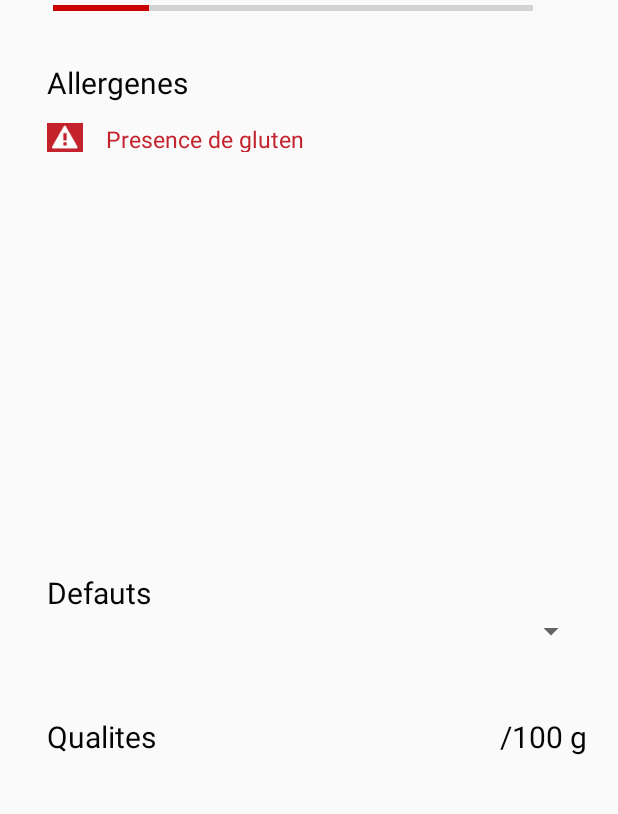
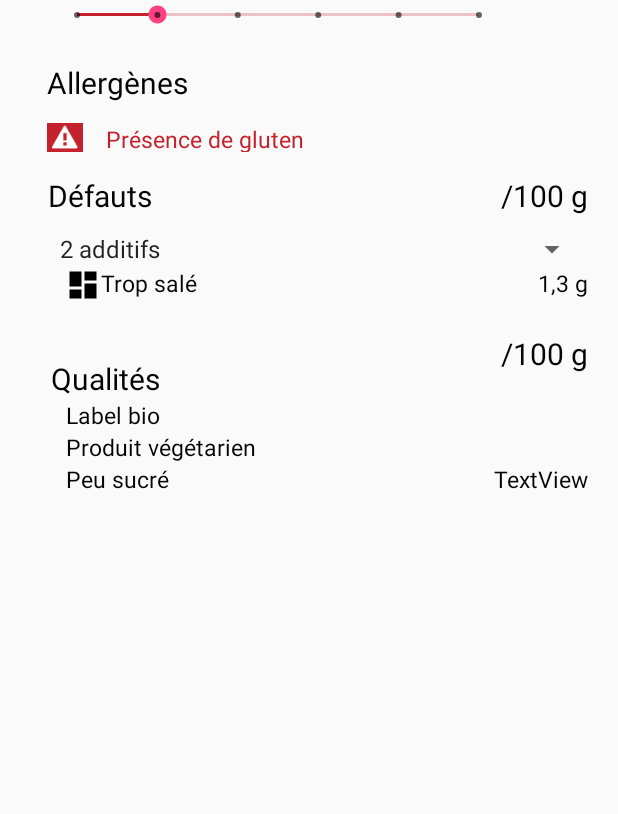
Before and after one commit to oliviacaraiman/IHM, an Android app: the fragment DetailsProduits shown on its own in the app's theme, on a phone screen of 412 x 824 dp, the part 274-1088 px from its top. Run offline under Robolectric (Android 15) with nearby library versions, the phone set to English and light mode, and no system bars.

Commit message:
moddif details produits

```diff
--- a/app/src/main/java/com/example/olivi/ihm/DetailsProduits.java
+++ b/app/src/main/java/com/example/olivi/ihm/DetailsProduits.java
@@ -3,13 +3,19 @@ package com.example.olivi.ihm;
 
 import android.os.Bundle;
 import android.support.v4.app.Fragment;
+import android.support.v4.app.ListFragment;
 import android.support.v7.widget.AppCompatButton;
 import android.support.v7.widget.AppCompatImageButton;
 import android.util.Log;
 import android.view.LayoutInflater;
 import android.view.View;
 import android.view.ViewGroup;
+import android.widget.ArrayAdapter;
 import android.widget.Button;
+import android.widget.Spinner;
+
+import java.util.ArrayList;
+import java.util.List;
 
 /**
  * Created by olivi on 12/12/2018.
@@ -36,5 +42,16 @@ public class DetailsProduits extends Fragment{
                 ft.commit();
             }
         });
+
+        Spinner spinner = (Spinner)view.findViewById(R.id.spinner);
+        //Création d'une liste d'élément à mettre dans le Spinner(pour l'exemple)
+        List defautsList = new ArrayList();
+        defautsList.add("2 additifs");
+        defautsList.add("E215");
+        defautsList.add("E110");
+
+        ArrayAdapter adapter = new ArrayAdapter(this.getContext(),android.R.layout.simple_spinner_item,defautsList);
+        adapter.setDropDownViewResource(android.R.layout.simple_spinner_dropdown_item);
+        spinner.setAdapter(adapter);
     }
 }
--- a/app/src/main/java/com/example/olivi/ihm/Favoris.java
+++ b/app/src/main/java/com/example/olivi/ihm/Favoris.java
@@ -19,7 +19,7 @@ public class Favoris extends ListFragment {
         // Inflate the layout for this fragment
 
         String[] products = {"Lays Classic","Pizza 4 saisons","Houmous Carrefour"};
-        int[] values = {25,90,50};
+        int[] values = {1,4,3};
         ItemAdapter adapter = new ItemAdapter(this.getContext(), products, values, this);
         View rootView = inflater.inflate(R.layout.historique, container, false);
         TextView title = rootView.findViewById(R.id.textView);
--- a/app/src/main/java/com/example/olivi/ihm/Historique.java
+++ b/app/src/main/java/com/example/olivi/ihm/Historique.java
@@ -19,7 +19,7 @@ public class Historique extends ListFragment{
         // Inflate the layout for this fragment
 
         String[] products = {"Lays Classic","Pizza 4 saisons","Houmous Carrefour"};
-        int[] values = {25,90,50};
+        int[] values = {1,4,3};
         ItemAdapter adapter = new ItemAdapter(this.getContext(), products, values,this);
         View rootView = inflater.inflate(R.layout.historique, container, false);
         TextView title = rootView.findViewById(R.id.textView);
--- a/app/src/main/java/com/example/olivi/ihm/ItemAdapter.java
+++ b/app/src/main/java/com/example/olivi/ihm/ItemAdapter.java
@@ -6,6 +6,8 @@ package com.example.olivi.ihm;
 import android.content.Context;
 import android.content.res.ColorStateList;
 import android.graphics.Color;
+import android.os.Build;
+import android.support.annotation.RequiresApi;
 import android.support.v4.app.Fragment;
 import android.support.v4.app.FragmentManager;
 import android.util.Log;
@@ -33,6 +35,7 @@ import android.widget.TextView;
             this.fragment = fr;
         }
 
+        @RequiresApi(api = Build.VERSION_CODES.O)
         @Override
         public View getView(int position, View convertView, ViewGroup parent) {
             LayoutInflater inflater = (LayoutInflater) context
@@ -44,12 +47,19 @@ import android.widget.TextView;
             textView.setText(products[position]);
             imageView.setImageResource(R.drawable.ic_dashboard_black_24dp);
             progressBar.setProgress(barValues[position]);
+            progressBar.setMax(5);
 
-            if (barValues[position] <= 30) {
-                progressBar.setProgressTintList(ColorStateList.valueOf(Color.RED));
-            } else if ((barValues[position] < 60) && (barValues[position] > 30))
-                progressBar.setProgressTintList(ColorStateList.valueOf(Color.YELLOW));
-            else progressBar.setProgressTintList(ColorStateList.valueOf(Color.GREEN));
+            if (barValues[position] < 3) {
+                progressBar.setProgressTintList(ColorStateList.valueOf(Color.parseColor("#c3212c")));
+                progressBar.setProgressBackgroundTintList(ColorStateList.valueOf(Color.parseColor("#c3212c")));
+            } else if ((barValues[position] < 4) && (barValues[position] >=3)) {
+                progressBar.setProgressTintList(ColorStateList.valueOf(Color.parseColor("#FFE9C563")));
+                progressBar.setProgressBackgroundTintList(ColorStateList.valueOf(Color.parseColor("#FFE9C563")));
+            }
+            else {
+                progressBar.setProgressTintList(ColorStateList.valueOf(Color.parseColor("#FF8AAC2D")));
+                progressBar.setProgressBackgroundTintList(ColorStateList.valueOf(Color.parseColor("#FF8AAC2D")));
+            }
 
             Button button = (Button)rowView.findViewById(R.id.buttonDetails);
             button.setOnClickListener(new View.OnClickListener() {
--- a/app/src/main/res/layout/details_produits.xml
+++ b/app/src/main/res/layout/details_produits.xml
@@ -34,16 +34,6 @@
             android:layout_marginEnd="18dp"
             android:text="Chips Lays Classic"
             android:textSize="20dp" />
-
-        <ProgressBar
-            android:id="@+id/progressBar2"
-            style="?android:attr/progressBarStyleHorizontal"
-            android:layout_width="320dp"
-            android:layout_height="40dp"
-            android:layout_alignStart="@+id/imageView"
-            android:layout_below="@+id/imageView"
-            android:progress="20"
-            android:progressTint="@android:color/holo_red_dark" />
 
         <ImageButton
             android:id="@+id/imageButton2"
@@ -99,6 +89,20 @@
             android:text="Notation"
             tools:text="Notation" />
 
+        <SeekBar
+            android:id="@+id/seekBar3"
+            style="@style/Widget.AppCompat.SeekBar.Discrete"
+            android:layout_width="300dp"
+            android:layout_height="50dp"
+            android:layout_alignStart="@+id/imageView"
+            android:layout_below="@+id/imageView"
+            android:backgroundTint="@color/warningColor"
+            android:max="5"
+            android:progress="1"
+            android:progressBackgroundTint="@color/warningColor"
+            android:progressTint="@color/warningColor"
+            android:tickMarkTint="@color/warningColor" />
+
     </RelativeLayout>
 
     <RelativeLayout
@@ -119,7 +123,7 @@
             android:layout_alignParentStart="true"
             android:layout_alignParentTop="true"
             android:layout_marginStart="11dp"
-            android:text="Allergenes"
+            android:text="Allergènes"
             android:textSize="20dp" />
 
         <TextView
@@ -131,7 +135,7 @@
             android:layout_marginStart="15dp"
             android:layout_marginTop="13dp"
             android:layout_toEndOf="@+id/imageView2"
-            android:text="Presence de gluten" />
+            android:text="Présence de gluten" />
 
         <ImageView
             android:id="@+id/imageView2"
@@ -149,10 +153,10 @@
     <RelativeLayout
         android:id="@+id/layoutQualite"
         android:layout_width="371dp"
-        android:layout_height="96dp"
-        android:layout_alignParentBottom="true"
-        android:layout_alignStart="@+id/layoutAllergenes"
-        android:layout_marginBottom="68dp">
+        android:layout_height="110dp"
+        android:layout_alignStart="@+id/layoutDefauts"
+        android:layout_below="@+id/layoutDefauts"
+        android:layout_marginTop="20dp">
 
         <TextView
             android:id="@+id/textView12"
@@ -169,20 +173,58 @@
             style="@style/text"
             android:layout_width="wrap_content"
             android:layout_height="wrap_content"
+            android:layout_above="@+id/textView13"
             android:layout_alignParentStart="true"
-            android:layout_alignParentTop="true"
-            android:layout_marginStart="11dp"
-            android:text="Qualites"
+            android:layout_marginStart="13dp"
+            android:text="Qualités"
             android:textSize="20dp" />
+
+        <TextView
+            style="@style/text"
+            android:id="@+id/textView13"
+            android:layout_width="wrap_content"
+            android:layout_height="wrap_content"
+            android:layout_alignEnd="@+id/textView9"
+            android:layout_centerVertical="true"
+            android:text="Label bio" />
+
+        <TextView
+            style="@style/text"
+            android:id="@+id/textView14"
+            android:layout_width="wrap_content"
+            android:layout_height="wrap_content"
+            android:layout_alignStart="@+id/textView13"
+            android:layout_below="@+id/textView13"
+            android:text="Produit végétarien" />
+
+        <TextView
+            style="@style/text"
+            android:id="@+id/textView15"
+            android:layout_width="wrap_content"
+            android:layout_height="wrap_content"
+            android:layout_alignStart="@+id/textView14"
+            android:layout_below="@+id/textView14"
+            android:text="Peu sucré" />
+
+        <TextView
+            style="@style/text"
+            android:id="@+id/textView16"
+            android:layout_width="wrap_content"
+            android:layout_height="wrap_content"
+            android:layout_alignParentEnd="true"
+            android:layout_below="@+id/textView14"
+            android:text="TextView"
+            tools:text="1,2 g" />
 
     </RelativeLayout>
 
     <RelativeLayout
         android:id="@+id/layoutDefauts"
         android:layout_width="371dp"
-        android:layout_height="96dp"
-        android:layout_above="@+id/layoutQualite"
-        android:layout_alignStart="@+id/layoutQualite">
+        android:layout_height="85dp"
+        android:layout_alignEnd="@+id/layoutAllergenes"
+        android:layout_below="@+id/layoutAllergenes"
+        android:layout_marginTop="15dp">
 
         <TextView
             android:id="@+id/textView8"
@@ -192,15 +234,54 @@
             android:layout_alignParentStart="true"
             android:layout_alignParentTop="true"
             android:layout_marginStart="11dp"
-            android:text="Defauts"
+            android:text="Défauts"
             android:textSize="20dp" />
 
         <Spinner
             android:id="@+id/spinner"
             android:layout_width="match_parent"
             android:layout_height="wrap_content"
-            android:layout_alignParentStart="true"
-            android:layout_below="@+id/textView8" />
+            android:layout_above="@+id/imageView3"
+            android:layout_alignStart="@+id/textView8"
+            android:isScrollContainer="true" />
+
+        <TextView
+            android:id="@+id/textView17"
+            style="@style/text"
+            android:layout_width="wrap_content"
+            android:layout_height="wrap_content"
+            android:layout_alignParentEnd="true"
+            android:layout_alignParentTop="true"
+            android:text="/100 g"
+            android:textSize="20dp" />
+
+        <ImageView
+            android:id="@+id/imageView3"
+            android:layout_width="wrap_content"
+            android:layout_height="wrap_content"
+            android:layout_alignParentBottom="true"
+            android:layout_alignStart="@+id/textView8"
+            android:layout_marginStart="11dp"
+            app:srcCompat="@drawable/ic_dashboard_black_24dp" />
+
+        <TextView
+            android:id="@+id/textView20"
+            style="@style/text"
+            android:layout_width="wrap_content"
+            android:layout_height="wrap_content"
+            android:layout_alignTop="@+id/imageView3"
+            android:layout_toEndOf="@+id/imageView3"
+            android:text="Trop salé" />
+
+        <TextView
+            android:id="@+id/textView21"
+            style="@style/text"
+            android:layout_width="wrap_content"
+            android:layout_height="wrap_content"
+            android:layout_alignParentEnd="true"
+            android:layout_below="@+id/spinner"
+            android:text="1,3 g" />
 
     </RelativeLayout>
+
 </RelativeLayout>
--- a/app/src/main/res/layout/historique_item.xml
+++ b/app/src/main/res/layout/historique_item.xml
@@ -1,7 +1,7 @@
 <?xml version="1.0" encoding="utf-8"?>
 <RelativeLayout xmlns:android="http://schemas.android.com/apk/res/android"
     android:layout_width="wrap_content"
-    android:layout_height="wrap_content" >
+    android:layout_height="100dp">
 
     <ImageView
         android:id="@+id/icon"
@@ -13,34 +13,31 @@
     <TextView
         android:id="@+id/label"
         style="@style/text"
-        android:layout_width="200dp"
+        android:layout_width="250dp"
         android:layout_height="30dp"
+        android:layout_alignStart="@+id/progressBar"
         android:layout_alignTop="@+id/icon"
-        android:layout_marginStart="30dp"
-        android:layout_marginTop="16dp"
-        android:layout_toEndOf="@+id/icon"
         android:text="@+id/label"
         android:textSize="15sp"></TextView>
 
-    <ProgressBar
+    <SeekBar
         android:id="@+id/progressBar"
-        style="?android:attr/progressBarStyleHorizontal"
-        android:layout_width="200dp"
+        style="@style/Widget.AppCompat.SeekBar.Discrete"
+        android:layout_width="250dp"
         android:layout_height="30dp"
-        android:layout_alignParentEnd="true"
-        android:layout_alignStart="@+id/label"
         android:layout_below="@+id/label"
-        android:progress="25" />
+        android:layout_marginStart="20dp"
+        android:layout_toEndOf="@+id/icon"
+        android:thumbTint="@color/tickColor"
+        android:tickMarkTint="@color/tickColor"/>
 
     <Button
+        android:id="@+id/buttonDetails"
         style="@style/buttons"
-        android:id="@+id/buttonDetails"
         android:layout_width="wrap_content"
-        android:layout_height="wrap_content"
-        android:layout_alignStart="@+id/progressBar"
-        android:layout_below="@+id/progressBar"
-        android:layout_marginStart="152dp"
-        android:text="Détails"
-        />
+        android:layout_height="30dp"
+        android:layout_alignBottom="@+id/icon"
+        android:layout_alignEnd="@+id/progressBar"
+        android:text="Détails" />
 
 </RelativeLayout>
--- a/app/src/main/res/values/colors.xml
+++ b/app/src/main/res/values/colors.xml
@@ -6,4 +6,5 @@
     <color name="textColor">#FF050505</color>
     <color name="buttonColor">#75ad6c</color>
     <color name="warningColor">#c3212c</color>
+    <color name="tickColor">#4e4e4e</color>
 </resources>
```
